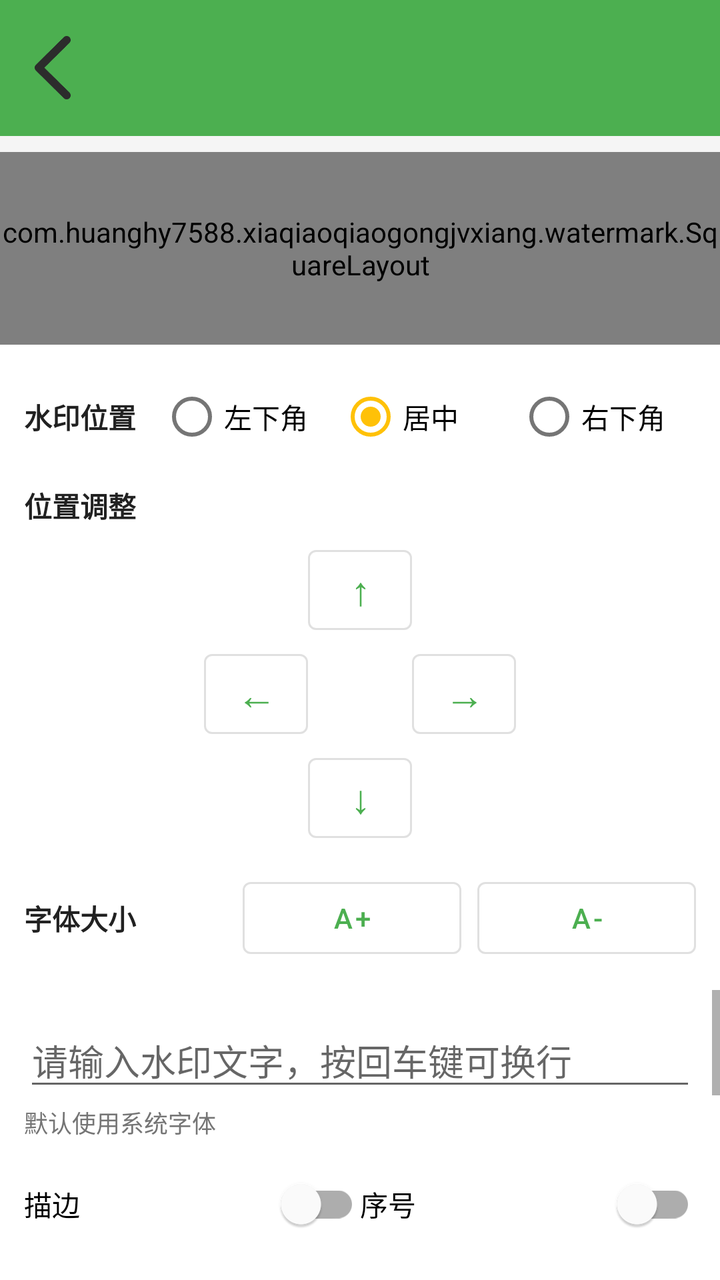
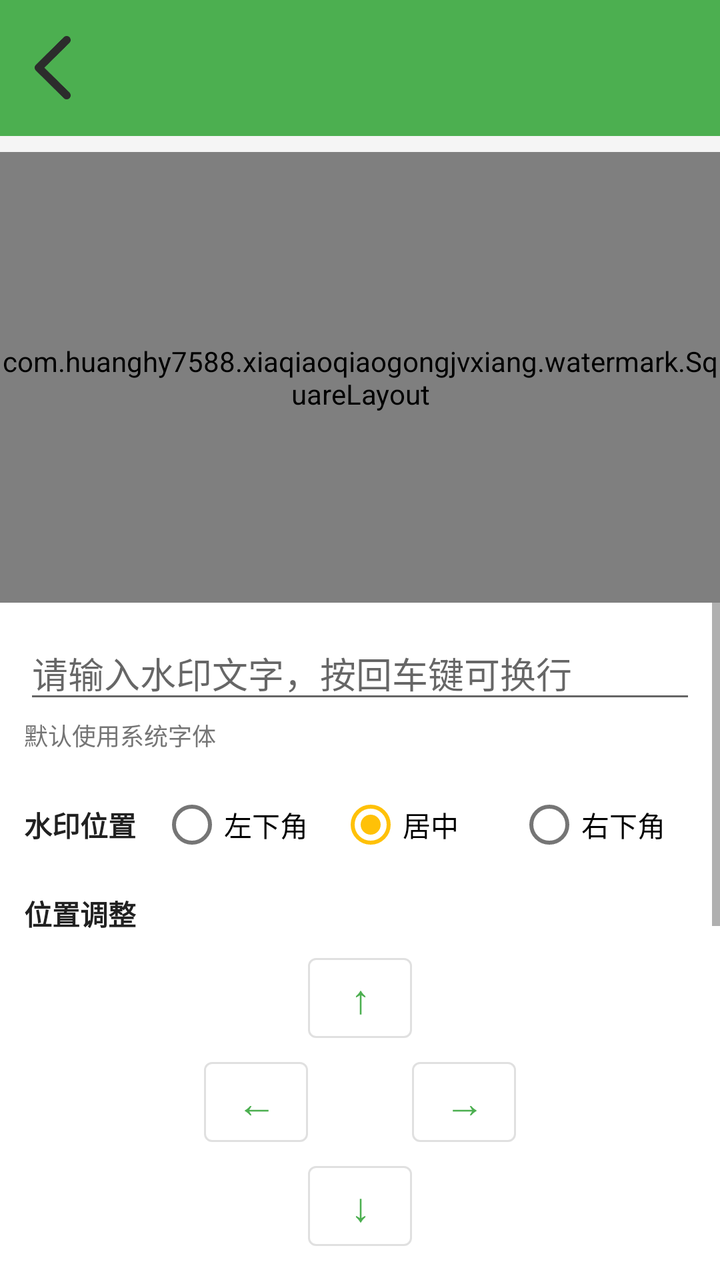

Before-and-after screenshots of an Android layout around one commit, followed by the original layout XML and the change that was made.
<!-- AndroidManifest.xml: application theme Theme.XiaQiaoQiao -->
<!-- res/layout/activity_watermark.xml -->
<?xml version="1.0" encoding="utf-8"?>
<LinearLayout xmlns:android="http://schemas.android.com/apk/res/android"
    android:layout_width="match_parent"
    android:layout_height="match_parent"
    android:background="@color/bg_page"
    android:orientation="vertical">

    
    <LinearLayout
        android:layout_width="match_parent"
        android:layout_height="wrap_content"
        android:background="@color/brand_primary"
        android:gravity="center_vertical"
        android:orientation="horizontal"
        android:padding="12dp">

        
        <ImageButton
            android:id="@+id/btn_back_home"
            android:layout_width="44dp"
            android:layout_height="44dp"
            android:layout_marginStart="-8dp"
            android:layout_marginEnd="8dp"
            android:background="@null"
            android:contentDescription="@string/wm_back_home"
            android:padding="6dp"
            android:scaleType="fitCenter"
            android:src="@drawable/ic_back" />

        <View
            android:layout_width="0dp"
            android:layout_height="1dp"
            android:layout_weight="1" />

        <TextView
            android:id="@+id/tv_index"
            android:layout_width="wrap_content"
            android:layout_height="wrap_content"
            android:textColor="@color/white"
            android:textSize="14sp" />
    </LinearLayout>

    
    <com.huanghy7588.xiaqiaoqiaogongjvxiang.watermark.SquareLayout
        android:layout_width="wrap_content"
        android:layout_height="0dp"
        android:layout_weight="2"
        android:layout_gravity="center_horizontal"
        android:layout_marginTop="8dp"
        android:background="@color/black">

        <com.huanghy7588.xiaqiaoqiaogongjvxiang.watermark.WatermarkView
            android:id="@+id/watermark_view"
            android:layout_width="match_parent"
            android:layout_height="match_parent" />

        <Button
            android:id="@+id/btn_import_empty"
            style="@style/Widget.XiaQiaoQiao.Button.Primary"
            android:layout_width="wrap_content"
            android:layout_height="wrap_content"
            android:layout_gravity="center"
            android:minWidth="160dp"
            android:paddingStart="20dp"
            android:paddingEnd="20dp"
            android:text="@string/wm_import_images" />
    </com.huanghy7588.xiaqiaoqiaogongjvxiang.watermark.SquareLayout>

    
    <LinearLayout
        android:layout_width="match_parent"
        android:layout_height="wrap_content"
        android:background="@color/bg_card"
        android:orientation="vertical"
        android:padding="12dp">

        
        <LinearLayout
            android:layout_width="match_parent"
            android:layout_height="wrap_content"
            android:gravity="center_vertical"
            android:orientation="horizontal">

            <TextView
                android:layout_width="wrap_content"
                android:layout_height="wrap_content"
                android:text="@string/wm_default_pos"
                android:textColor="@color/text_primary"
                android:textStyle="bold" />

            <RadioGroup
                android:id="@+id/rg_position"
                android:layout_width="0dp"
                android:layout_height="wrap_content"
                android:layout_marginStart="12dp"
                android:layout_weight="1"
                android:orientation="horizontal">

                <RadioButton
                    android:id="@+id/rb_pos_bottom_left"
                    android:layout_width="0dp"
                    android:layout_height="wrap_content"
                    android:layout_weight="1"
                    android:text="@string/wm_pos_bottom_left" />

                <RadioButton
                    android:id="@+id/rb_pos_center"
                    android:layout_width="0dp"
                    android:layout_height="wrap_content"
                    android:layout_weight="1"
                    android:checked="true"
                    android:text="@string/wm_pos_center" />

                <RadioButton
                    android:id="@+id/rb_pos_bottom_right"
                    android:layout_width="0dp"
                    android:layout_height="wrap_content"
                    android:layout_weight="1"
                    android:text="@string/wm_pos_bottom_right" />
            </RadioGroup>
        </LinearLayout>

        
        <TextView
            android:layout_width="wrap_content"
            android:layout_height="wrap_content"
            android:layout_marginTop="10dp"
            android:text="@string/wm_fine_tune_pos"
            android:textColor="@color/text_primary"
            android:textStyle="bold" />

        <GridLayout
            android:layout_width="wrap_content"
            android:layout_height="wrap_content"
            android:layout_gravity="center_horizontal"
            android:layout_marginTop="6dp"
            android:columnCount="3">

            
            <Space
                android:layout_width="52dp"
                android:layout_height="52dp" />

            <Button
                android:id="@+id/btn_up"
                style="@style/Widget.MaterialComponents.Button.OutlinedButton"
                android:layout_width="52dp"
                android:layout_height="52dp"
                android:minWidth="0dp"
                android:minHeight="0dp"
                android:padding="0dp"
                android:text="↑"
                android:textSize="20sp" />

            <Space
                android:layout_width="52dp"
                android:layout_height="52dp" />

            
            <Button
                android:id="@+id/btn_left"
                style="@style/Widget.MaterialComponents.Button.OutlinedButton"
                android:layout_width="52dp"
                android:layout_height="52dp"
                android:minWidth="0dp"
                android:minHeight="0dp"
                android:padding="0dp"
                android:text="←"
                android:textSize="20sp" />

            <Space
                android:layout_width="52dp"
                android:layout_height="52dp" />

            <Button
                android:id="@+id/btn_right"
                style="@style/Widget.MaterialComponents.Button.OutlinedButton"
                android:layout_width="52dp"
                android:layout_height="52dp"
                android:minWidth="0dp"
                android:minHeight="0dp"
                android:padding="0dp"
                android:text="→"
                android:textSize="20sp" />

            
            <Space
                android:layout_width="52dp"
                android:layout_height="52dp" />

            <Button
                android:id="@+id/btn_down"
                style="@style/Widget.MaterialComponents.Button.OutlinedButton"
                android:layout_width="52dp"
                android:layout_height="52dp"
                android:minWidth="0dp"
                android:minHeight="0dp"
                android:padding="0dp"
                android:text="↓"
                android:textSize="20sp" />

            <Space
                android:layout_width="52dp"
                android:layout_height="52dp" />
        </GridLayout>

        
        <LinearLayout
            android:layout_width="match_parent"
            android:layout_height="wrap_content"
            android:layout_marginTop="10dp"
            android:gravity="center_vertical"
            android:orientation="horizontal">

            <TextView
                android:layout_width="0dp"
                android:layout_height="wrap_content"
                android:layout_weight="1"
                android:text="@string/wm_font_size"
                android:textColor="@color/text_primary"
                android:textStyle="bold" />

            <Button
                android:id="@+id/btn_bigger"
                style="@style/Widget.MaterialComponents.Button.OutlinedButton"
                android:layout_width="0dp"
                android:layout_height="wrap_content"
                android:layout_weight="1"
                android:minWidth="0dp"
                android:text="A+" />

            <Button
                android:id="@+id/btn_smaller"
                style="@style/Widget.MaterialComponents.Button.OutlinedButton"
                android:layout_width="0dp"
                android:layout_height="wrap_content"
                android:layout_marginStart="8dp"
                android:layout_weight="1"
                android:minWidth="0dp"
                android:text="A-" />
        </LinearLayout>
    </LinearLayout>

    
    <ScrollView
        android:layout_width="match_parent"
        android:layout_height="0dp"
        android:layout_weight="3"
        android:background="@color/bg_card"
        android:fillViewport="true">

        <LinearLayout
            android:layout_width="match_parent"
            android:layout_height="wrap_content"
            android:orientation="vertical"
            android:padding="12dp">

            
            <EditText
                android:id="@+id/et_text"
                android:layout_width="match_parent"
                android:layout_height="wrap_content"
                android:gravity="top|start"
                android:hint="@string/wm_input_hint"
                android:inputType="textMultiLine"
                android:maxLines="3"
                android:minLines="1" />

            
            <TextView
                android:layout_width="wrap_content"
                android:layout_height="wrap_content"
                android:layout_marginTop="2dp"
                android:text="@string/wm_font_hint"
                android:textColor="@color/text_secondary"
                android:textSize="12sp" />

            
            <LinearLayout
                android:layout_width="match_parent"
                android:layout_height="wrap_content"
                android:layout_marginTop="8dp"
                android:orientation="horizontal">

                <com.google.android.material.switchmaterial.SwitchMaterial
                    android:id="@+id/sw_stroke"
                    android:layout_width="0dp"
                    android:layout_height="wrap_content"
                    android:layout_weight="1"
                    android:text="@string/wm_stroke" />

                <com.google.android.material.switchmaterial.SwitchMaterial
                    android:id="@+id/sw_numbering"
                    android:layout_width="0dp"
                    android:layout_height="wrap_content"
                    android:layout_weight="1"
                    android:text="@string/wm_numbering" />
            </LinearLayout>

            
            <LinearLayout
                android:layout_width="match_parent"
                android:layout_height="wrap_content"
                android:layout_marginTop="8dp"
                android:orientation="horizontal">

                <Button
                    android:id="@+id/btn_apply_all"
                    style="@style/Widget.MaterialComponents.Button.OutlinedButton"
                    android:layout_width="0dp"
                    android:layout_height="wrap_content"
                    android:layout_weight="1"
                    android:text="@string/wm_apply_to_all" />

                <Button
                    android:id="@+id/btn_reset"
                    style="@style/Widget.MaterialComponents.Button.OutlinedButton"
                    android:layout_width="0dp"
                    android:layout_height="wrap_content"
                    android:layout_marginStart="8dp"
                    android:layout_weight="1"
                    android:text="@string/wm_reset_pos" />
            </LinearLayout>

            
            <LinearLayout
                android:layout_width="match_parent"
                android:layout_height="wrap_content"
                android:layout_marginTop="8dp"
                android:orientation="horizontal">

                <Button
                    android:id="@+id/btn_prev"
                    style="@style/Widget.MaterialComponents.Button.OutlinedButton"
                    android:layout_width="0dp"
                    android:layout_height="wrap_content"
                    android:layout_weight="1"
                    android:text="@string/wm_prev" />

                <Button
                    android:id="@+id/btn_next"
                    style="@style/Widget.MaterialComponents.Button.OutlinedButton"
                    android:layout_width="0dp"
                    android:layout_height="wrap_content"
                    android:layout_marginStart="8dp"
                    android:layout_weight="1"
                    android:text="@string/wm_next" />
            </LinearLayout>

            
            <TextView
                android:layout_width="wrap_content"
                android:layout_height="wrap_content"
                android:layout_marginTop="6dp"
                android:text="@string/wm_preview_hint"
                android:textColor="@color/text_secondary"
                android:textSize="12sp" />

            
            <Button
                android:id="@+id/btn_clear_images"
                style="@style/Widget.MaterialComponents.Button.OutlinedButton"
                android:layout_width="match_parent"
                android:layout_height="wrap_content"
                android:layout_marginTop="8dp"
                android:text="@string/wm_clear_images"
                android:textColor="#C62828" />

            
            <LinearLayout
                android:layout_width="match_parent"
                android:layout_height="wrap_content"
                android:layout_marginTop="8dp"
                android:orientation="horizontal">

                <Button
                    android:id="@+id/btn_import"
                    style="@style/Widget.XiaQiaoQiao.Button.Primary"
                    android:layout_width="0dp"
                    android:layout_height="wrap_content"
                    android:layout_weight="1"
                    android:text="@string/wm_import_images" />

                <Button
                    android:id="@+id/btn_export"
                    style="@style/Widget.XiaQiaoQiao.Button.Primary"
                    android:layout_width="0dp"
                    android:layout_height="wrap_content"
                    android:layout_marginStart="8dp"
                    android:layout_weight="1"
                    android:backgroundTint="@color/brand_accent"
                    android:text="@string/wm_export" />
            </LinearLayout>
        </LinearLayout>
    </ScrollView>
</LinearLayout>
<!-- resources referenced by this layout -->
<resources>
  <color name="bg_card">#FFFFFFFF</color>
  <color name="bg_page">#FFF5F5F5</color>
  <color name="black">#FF000000</color>
  <color name="brand_accent">#FFFFC107</color>
  <color name="brand_primary">#FF4CAF50</color>
  <color name="text_primary">#FF212121</color>
  <color name="text_secondary">#FF757575</color>
  <color name="white">#FFFFFFFF</color>
  <!-- drawable ic_back: png bitmap (drawable-nodpi, 3108 bytes) -->
  <string name="wm_apply_to_all">应用位置到所有图</string>
  <string name="wm_back_home">返回首页</string>
  <string name="wm_clear_images">清除导入图片</string>
  <string name="wm_default_pos">水印位置</string>
  <string name="wm_export">导出水印图</string>
  <string name="wm_fine_tune_pos">位置调整</string>
  <string name="wm_font_hint">默认使用系统字体</string>
  <string name="wm_font_size">字体大小</string>
  <string name="wm_import_images">导入图片</string>
  <string name="wm_input_hint">请输入水印文字，按回车键可换行</string>
  <string name="wm_next">下一张</string>
  <string name="wm_numbering">序号</string>
  <string name="wm_pos_bottom_left">左下角</string>
  <string name="wm_pos_bottom_right">右下角</string>
  <string name="wm_pos_center">居中</string>
  <string name="wm_prev">上一张</string>
  <string name="wm_preview_hint">点击上方预览图进入大图预览，在预览中拖动即可调整水印位置</string>
  <string name="wm_reset_pos">重置位置</string>
  <string name="wm_stroke">描边</string>
  <style name="Widget.XiaQiaoQiao.Button.Primary" parent="Widget.MaterialComponents.Button">
          <item name="android:textSize">18sp</item>
          <item name="android:textStyle">bold</item>
          <item name="cornerRadius">12dp</item>
          <item name="android:minHeight">56dp</item>
          <item name="backgroundTint">@color/brand_primary</item>
      </style>
  <style name="Theme.XiaQiaoQiao" parent="Theme.MaterialComponents.Light.NoActionBar">
          <item name="colorPrimary">@color/brand_primary</item>
          <item name="colorPrimaryVariant">@color/brand_primary_dark</item>
          <item name="colorOnPrimary">@color/white</item>
          <item name="colorSecondary">@color/brand_accent</item>
          <item name="colorOnSecondary">@color/black</item>
          <item name="android:statusBarColor" tools:targetApi="l">@color/brand_primary_dark</item>
          <item name="android:windowBackground">@color/bg_page</item>
      </style>
  <color name="brand_primary_dark">#FF388E3C</color>
</resources>

<!-- the commit's change to res/layout/activity_watermark.xml (unified diff, before → after) -->
@@ -67,181 +67,6 @@
     </com.huanghy7588.xiaqiaoqiaogongjvxiang.watermark.SquareLayout>
 
     
-    <LinearLayout
-        android:layout_width="match_parent"
-        android:layout_height="wrap_content"
-        android:background="@color/bg_card"
-        android:orientation="vertical"
-        android:padding="12dp">
-
-        
-        <LinearLayout
-            android:layout_width="match_parent"
-            android:layout_height="wrap_content"
-            android:gravity="center_vertical"
-            android:orientation="horizontal">
-
-            <TextView
-                android:layout_width="wrap_content"
-                android:layout_height="wrap_content"
-                android:text="@string/wm_default_pos"
-                android:textColor="@color/text_primary"
-                android:textStyle="bold" />
-
-            <RadioGroup
-                android:id="@+id/rg_position"
-                android:layout_width="0dp"
-                android:layout_height="wrap_content"
-                android:layout_marginStart="12dp"
-                android:layout_weight="1"
-                android:orientation="horizontal">
-
-                <RadioButton
-                    android:id="@+id/rb_pos_bottom_left"
-                    android:layout_width="0dp"
-                    android:layout_height="wrap_content"
-                    android:layout_weight="1"
-                    android:text="@string/wm_pos_bottom_left" />
-
-                <RadioButton
-                    android:id="@+id/rb_pos_center"
-                    android:layout_width="0dp"
-                    android:layout_height="wrap_content"
-                    android:layout_weight="1"
-                    android:checked="true"
-                    android:text="@string/wm_pos_center" />
-
-                <RadioButton
-                    android:id="@+id/rb_pos_bottom_right"
-                    android:layout_width="0dp"
-                    android:layout_height="wrap_content"
-                    android:layout_weight="1"
-                    android:text="@string/wm_pos_bottom_right" />
-            </RadioGroup>
-        </LinearLayout>
-
-        
-        <TextView
-            android:layout_width="wrap_content"
-            android:layout_height="wrap_content"
-            android:layout_marginTop="10dp"
-            android:text="@string/wm_fine_tune_pos"
-            android:textColor="@color/text_primary"
-            android:textStyle="bold" />
-
-        <GridLayout
-            android:layout_width="wrap_content"
-            android:layout_height="wrap_content"
-            android:layout_gravity="center_horizontal"
-            android:layout_marginTop="6dp"
-            android:columnCount="3">
-
-            
-            <Space
-                android:layout_width="52dp"
-                android:layout_height="52dp" />
-
-            <Button
-                android:id="@+id/btn_up"
-                style="@style/Widget.MaterialComponents.Button.OutlinedButton"
-                android:layout_width="52dp"
-                android:layout_height="52dp"
-                android:minWidth="0dp"
-                android:minHeight="0dp"
-                android:padding="0dp"
-                android:text="↑"
-                android:textSize="20sp" />
-
-            <Space
-                android:layout_width="52dp"
-                android:layout_height="52dp" />
-
-            
-            <Button
-                android:id="@+id/btn_left"
-                style="@style/Widget.MaterialComponents.Button.OutlinedButton"
-                android:layout_width="52dp"
-                android:layout_height="52dp"
-                android:minWidth="0dp"
-                android:minHeight="0dp"
-                android:padding="0dp"
-                android:text="←"
-                android:textSize="20sp" />
-
-            <Space
-                android:layout_width="52dp"
-                android:layout_height="52dp" />
-
-            <Button
-                android:id="@+id/btn_right"
-                style="@style/Widget.MaterialComponents.Button.OutlinedButton"
-                android:layout_width="52dp"
-                android:layout_height="52dp"
-                android:minWidth="0dp"
-                android:minHeight="0dp"
-                android:padding="0dp"
-                android:text="→"
-                android:textSize="20sp" />
-
-            
-            <Space
-                android:layout_width="52dp"
-                android:layout_height="52dp" />
-
-            <Button
-                android:id="@+id/btn_down"
-                style="@style/Widget.MaterialComponents.Button.OutlinedButton"
-                android:layout_width="52dp"
-                android:layout_height="52dp"
-                android:minWidth="0dp"
-                android:minHeight="0dp"
-                android:padding="0dp"
-                android:text="↓"
-                android:textSize="20sp" />
-
-            <Space
-                android:layout_width="52dp"
-                android:layout_height="52dp" />
-        </GridLayout>
-
-        
-        <LinearLayout
-            android:layout_width="match_parent"
-            android:layout_height="wrap_content"
-            android:layout_marginTop="10dp"
-            android:gravity="center_vertical"
-            android:orientation="horizontal">
-
-            <TextView
-                android:layout_width="0dp"
-                android:layout_height="wrap_content"
-                android:layout_weight="1"
-                android:text="@string/wm_font_size"
-                android:textColor="@color/text_primary"
-                android:textStyle="bold" />
-
-            <Button
-                android:id="@+id/btn_bigger"
-                style="@style/Widget.MaterialComponents.Button.OutlinedButton"
-                android:layout_width="0dp"
-                android:layout_height="wrap_content"
-                android:layout_weight="1"
-                android:minWidth="0dp"
-                android:text="A+" />
-
-            <Button
-                android:id="@+id/btn_smaller"
-                style="@style/Widget.MaterialComponents.Button.OutlinedButton"
-                android:layout_width="0dp"
-                android:layout_height="wrap_content"
-                android:layout_marginStart="8dp"
-                android:layout_weight="1"
-                android:minWidth="0dp"
-                android:text="A-" />
-        </LinearLayout>
-    </LinearLayout>
-
-    
     <ScrollView
         android:layout_width="match_parent"
         android:layout_height="0dp"
@@ -279,6 +104,180 @@
             <LinearLayout
                 android:layout_width="match_parent"
                 android:layout_height="wrap_content"
+                android:layout_marginTop="12dp"
+                android:orientation="vertical">
+
+                
+                <LinearLayout
+                    android:layout_width="match_parent"
+                    android:layout_height="wrap_content"
+                    android:gravity="center_vertical"
+                    android:orientation="horizontal">
+
+                    <TextView
+                        android:layout_width="wrap_content"
+                        android:layout_height="wrap_content"
+                        android:text="@string/wm_default_pos"
+                        android:textColor="@color/text_primary"
+                        android:textStyle="bold" />
+
+                    <RadioGroup
+                        android:id="@+id/rg_position"
+                        android:layout_width="0dp"
+                        android:layout_height="wrap_content"
+                        android:layout_marginStart="12dp"
+                        android:layout_weight="1"
+                        android:orientation="horizontal">
+
+                        <RadioButton
+                            android:id="@+id/rb_pos_bottom_left"
+                            android:layout_width="0dp"
+                            android:layout_height="wrap_content"
+                            android:layout_weight="1"
+                            android:text="@string/wm_pos_bottom_left" />
+
+                        <RadioButton
+                            android:id="@+id/rb_pos_center"
+                            android:layout_width="0dp"
+                            android:layout_height="wrap_content"
+                            android:layout_weight="1"
+                            android:checked="true"
+                            android:text="@string/wm_pos_center" />
+
+                        <RadioButton
+                            android:id="@+id/rb_pos_bottom_right"
+                            android:layout_width="0dp"
+                            android:layout_height="wrap_content"
+                            android:layout_weight="1"
+                            android:text="@string/wm_pos_bottom_right" />
+                    </RadioGroup>
+                </LinearLayout>
+
+                
+                <TextView
+                    android:layout_width="wrap_content"
+                    android:layout_height="wrap_content"
+                    android:layout_marginTop="10dp"
+                    android:text="@string/wm_fine_tune_pos"
+                    android:textColor="@color/text_primary"
+                    android:textStyle="bold" />
+
+                <GridLayout
+                    android:layout_width="wrap_content"
+                    android:layout_height="wrap_content"
+                    android:layout_gravity="center_horizontal"
+                    android:layout_marginTop="6dp"
+                    android:columnCount="3">
+
+                    
+                    <Space
+                        android:layout_width="52dp"
+                        android:layout_height="52dp" />
+
+                    <Button
+                        android:id="@+id/btn_up"
+                        style="@style/Widget.MaterialComponents.Button.OutlinedButton"
+                        android:layout_width="52dp"
+                        android:layout_height="52dp"
+                        android:minWidth="0dp"
+                        android:minHeight="0dp"
+                        android:padding="0dp"
+                        android:text="↑"
+                        android:textSize="20sp" />
+
+                    <Space
+                        android:layout_width="52dp"
+                        android:layout_height="52dp" />
+
+                    
+                    <Button
+                        android:id="@+id/btn_left"
+                        style="@style/Widget.MaterialComponents.Button.OutlinedButton"
+                        android:layout_width="52dp"
+                        android:layout_height="52dp"
+                        android:minWidth="0dp"
+                        android:minHeight="0dp"
+                        android:padding="0dp"
+                        android:text="←"
+                        android:textSize="20sp" />
+
+                    <Space
+                        android:layout_width="52dp"
+                        android:layout_height="52dp" />
+
+                    <Button
+                        android:id="@+id/btn_right"
+                        style="@style/Widget.MaterialComponents.Button.OutlinedButton"
+                        android:layout_width="52dp"
+                        android:layout_height="52dp"
+                        android:minWidth="0dp"
+                        android:minHeight="0dp"
+                        android:padding="0dp"
+                        android:text="→"
+                        android:textSize="20sp" />
+
+                    
+                    <Space
+                        android:layout_width="52dp"
+                        android:layout_height="52dp" />
+
+                    <Button
+                        android:id="@+id/btn_down"
+                        style="@style/Widget.MaterialComponents.Button.OutlinedButton"
+                        android:layout_width="52dp"
+                        android:layout_height="52dp"
+                        android:minWidth="0dp"
+                        android:minHeight="0dp"
+                        android:padding="0dp"
+                        android:text="↓"
+                        android:textSize="20sp" />
+
+                    <Space
+                        android:layout_width="52dp"
+                        android:layout_height="52dp" />
+                </GridLayout>
+
+                
+                <LinearLayout
+                    android:layout_width="match_parent"
+                    android:layout_height="wrap_content"
+                    android:layout_marginTop="10dp"
+                    android:gravity="center_vertical"
+                    android:orientation="horizontal">
+
+                    <TextView
+                        android:layout_width="0dp"
+                        android:layout_height="wrap_content"
+                        android:layout_weight="1"
+                        android:text="@string/wm_font_size"
+                        android:textColor="@color/text_primary"
+                        android:textStyle="bold" />
+
+                    <Button
+                        android:id="@+id/btn_bigger"
+                        style="@style/Widget.MaterialComponents.Button.OutlinedButton"
+                        android:layout_width="0dp"
+                        android:layout_height="wrap_content"
+                        android:layout_weight="1"
+                        android:minWidth="0dp"
+                        android:text="A+" />
+
+                    <Button
+                        android:id="@+id/btn_smaller"
+                        style="@style/Widget.MaterialComponents.Button.OutlinedButton"
+                        android:layout_width="0dp"
+                        android:layout_height="wrap_content"
+                        android:layout_marginStart="8dp"
+                        android:layout_weight="1"
+                        android:minWidth="0dp"
+                        android:text="A-" />
+                </LinearLayout>
+            </LinearLayout>
+
+            
+            <LinearLayout
+                android:layout_width="match_parent"
+                android:layout_height="wrap_content"
                 android:layout_marginTop="8dp"
                 android:orientation="horizontal">
 
